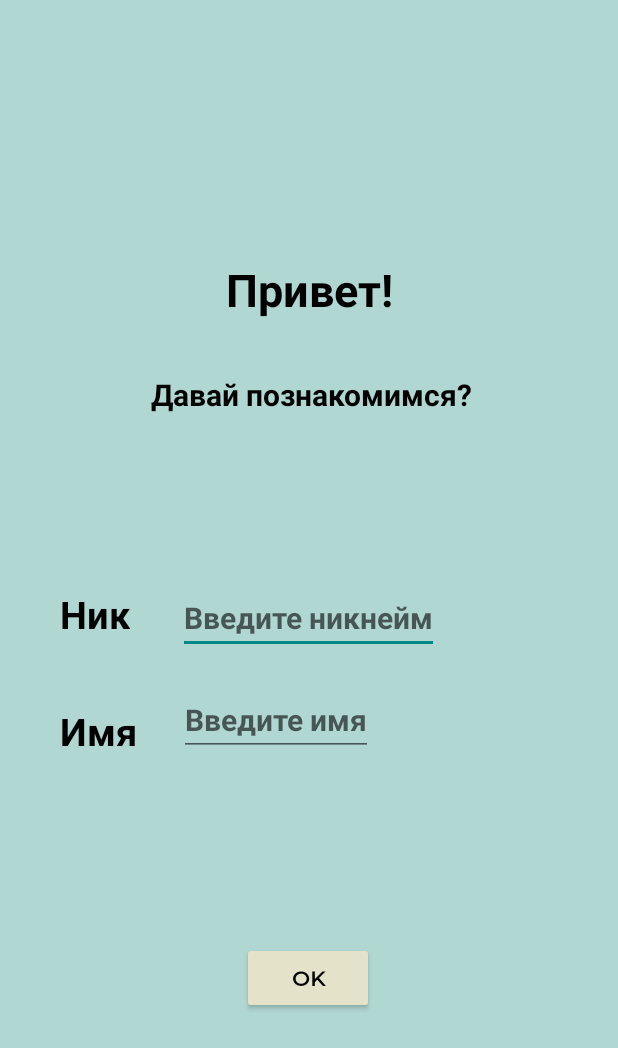
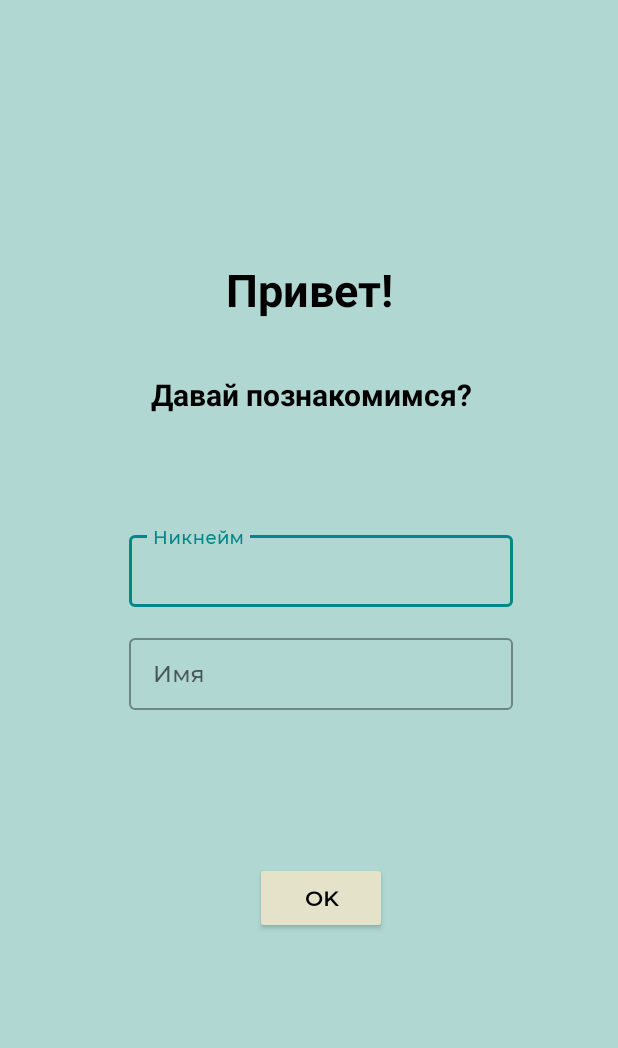
Before and after one commit to Soudagh/KidEng, an Android app: the screen it shows after launch (FirstEntranceActivity), on a phone screen of 412 x 824 dp. Shown: the top 1048 px of the screen. Run offline under Robolectric (Android 15) with nearby library versions, the phone set to English and light mode, and no system bars.

Commit message:
design changes in FirstEntranceActivity

```diff
--- a/app/src/main/java/com/example/kideng/ui/activities/FirstEntranceActivity.java
+++ b/app/src/main/java/com/example/kideng/ui/activities/FirstEntranceActivity.java
@@ -1,20 +1,21 @@
 package com.example.kideng.ui.activities;
 
 import android.content.Intent;
-import android.database.Cursor;
 import android.os.Bundle;
 import android.view.View;
 import android.widget.EditText;
-import android.widget.TextView;
 
 import androidx.appcompat.app.AppCompatActivity;
 
 import com.example.kideng.R;
 import com.example.kideng.db.legacy.ThemeDBHelper;
+import com.google.android.material.textfield.TextInputLayout;
 
 public class FirstEntranceActivity extends AppCompatActivity {
     private EditText mName;
-    private EditText mNickname_et;
+    private EditText mNickName;
+    private TextInputLayout mNickLayout;
+    private TextInputLayout mNameLayout;
 
     @Override
     protected void onCreate(Bundle savedInstanceState) {
@@ -22,12 +23,27 @@ public class FirstEntranceActivity extends AppCompatActivity {
         super.onCreate(savedInstanceState);
 
         mName = findViewById(R.id.userName_et);
-        mNickname_et = findViewById(R.id.userNickName_et);
+        mNickName = findViewById(R.id.userNickName_et);
+        mNickLayout = findViewById(R.id.textInputNickLayout);
+        mNameLayout = findViewById(R.id.textInputNameLayout);
     }
 
     public void confirmClick(View view) {
-        ThemeDBHelper dbHelper = new ThemeDBHelper(getApplicationContext());
-        dbHelper.insertUser(String.valueOf(mNickname_et.getText()),String.valueOf(mName.getText()));
-        startActivity(new Intent(this, MainActivity.class));
+        if (String.valueOf(mName.getText()).equals("") || String.valueOf(mNickName.getText()).equals("")) {
+            if (String.valueOf(mName.getText()).equals("")) {
+                mNameLayout.setErrorEnabled(true);
+                mNameLayout.setError("Обязательное поле!");
+            }
+
+            if (String.valueOf(mNickName.getText()).equals("")) {
+                mNickLayout.setErrorEnabled(true);
+                mNickLayout.setError("Обязательное поле!");
+            }
+        } else {
+            ThemeDBHelper dbHelper = new ThemeDBHelper(getApplicationContext());
+            dbHelper.insertUser(String.valueOf(mNickName.getText()),String.valueOf(mName.getText()));
+            startActivity(new Intent(this, MainActivity.class));
+        }
+
     }
 }
--- a/app/src/main/res/layout/add_activity.xml
+++ b/app/src/main/res/layout/add_activity.xml
@@ -84,11 +84,8 @@
                 style="@style/Widget.MaterialComponents.TextInputLayout.OutlinedBox.Dense"
                 android:layout_width="256dp"
                 android:layout_height="wrap_content"
-                app:errorEnabled="true"
-                app:errorIconDrawable="@drawable/error"
                 android:layout_marginStart="20dp"
                 android:layout_marginTop="10dp"
-                app:helperText="*Обязательно"
                 android:hint="Английский перевод">
 
                 <com.google.android.material.textfield.TextInputEditText
@@ -124,7 +121,6 @@
                 android:layout_height="wrap_content"
                 android:layout_marginStart="20dp"
                 android:layout_marginTop="10dp"
-                app:helperText="*Обязательно"
                 android:hint="Русский перевод">
 
                 <com.google.android.material.textfield.TextInputEditText
--- a/app/src/main/res/layout/firstentrance_activity.xml
+++ b/app/src/main/res/layout/firstentrance_activity.xml
@@ -36,81 +36,64 @@
         android:id="@+id/linear"
         android:layout_width="wrap_content"
         android:layout_height="wrap_content"
-        android:orientation="horizontal"
+        android:orientation="vertical"
         app:layout_constraintBottom_toBottomOf="parent"
+        app:layout_constraintEnd_toEndOf="parent"
         app:layout_constraintStart_toStartOf="parent"
         app:layout_constraintTop_toTopOf="parent">
-        <TextView
-            android:id="@+id/userNickName_tv"
-            style="@style/MyText"
-            android:layout_width="wrap_content"
+
+        <com.google.android.material.textfield.TextInputLayout
+            android:id="@+id/textInputNickLayout"
+            style="@style/Widget.MaterialComponents.TextInputLayout.OutlinedBox.Dense"
+            android:layout_width="match_parent"
             android:layout_height="wrap_content"
-            android:layout_marginStart="40dp"
-            android:text="@string/userNickName_tv"
-            android:textSize="25sp"
-             />
+            android:layout_marginStart="15dp"
+            android:hint="Никнейм">
 
-        <EditText
-            android:id="@+id/userNickName_et"
-            style="@style/MyText"
-            android:layout_width="wrap_content"
+            <com.google.android.material.textfield.TextInputEditText
+                android:id="@+id/userNickName_et"
+                android:layout_width="256dp"
+                android:layout_height="wrap_content"
+                android:fontFamily="@font/montserrat_medium"
+                android:textSize="15sp" />
+        </com.google.android.material.textfield.TextInputLayout>
+
+        <com.google.android.material.textfield.TextInputLayout
+            android:id="@+id/textInputNameLayout"
+            style="@style/Widget.MaterialComponents.TextInputLayout.OutlinedBox.Dense"
+            android:layout_width="match_parent"
             android:layout_height="wrap_content"
-            android:layout_marginStart="32dp"
-            android:hint="Введите никнейм"
-            android:textSize="20sp"
-            app:layout_constraintBottom_toBottomOf="parent"
-            app:layout_constraintStart_toEndOf="@+id/userNickName_tv"
-            app:layout_constraintTop_toTopOf="parent" />
+            android:layout_marginStart="15dp"
+            android:layout_marginTop="15dp"
+            android:hint="Имя">
+
+            <com.google.android.material.textfield.TextInputEditText
+                android:id="@+id/userName_et"
+                android:layout_width="256dp"
+                android:layout_height="wrap_content"
+                android:fontFamily="@font/montserrat_medium"
+                android:textSize="15sp" />
+        </com.google.android.material.textfield.TextInputLayout>
+
     </LinearLayout>
 
-
-    <LinearLayout
-        android:id="@+id/linearLayout"
-        android:layout_width="wrap_content"
-        android:layout_height="wrap_content"
-        android:orientation="horizontal"
-        app:layout_constraintStart_toStartOf="parent"
-        app:layout_constraintTop_toBottomOf="@+id/linear">
-
-        <TextView
-            android:id="@+id/userName_tv"
-            style="@style/MyText"
-            android:layout_width="wrap_content"
-            android:layout_height="wrap_content"
-            android:layout_marginStart="40dp"
-            android:layout_marginTop="30dp"
-            android:text="@string/userName_tv"
-            android:textSize="25sp" />
-
-        <EditText
-            android:id="@+id/userName_et"
-            style="@style/MyText"
-            android:layout_width="wrap_content"
-            android:layout_height="wrap_content"
-            android:layout_marginStart="28dp"
-            android:layout_marginTop="20dp"
-            android:hint="Введите имя"
-            android:textSize="20sp"
-
-            app:layout_constraintStart_toEndOf="@+id/userName_tv"
-            app:layout_constraintTop_toBottomOf="@+id/userNickName_et" />
-    </LinearLayout>
 
     <Button
         android:id="@+id/button"
         android:layout_width="wrap_content"
         android:layout_height="wrap_content"
-        android:layout_marginBottom="148dp"
+        android:layout_marginStart="15dp"
         android:backgroundTint="#E5E2CA"
         android:fontFamily="@font/montserrat_medium"
         android:onClick="confirmClick"
         android:text="@string/dialogBtn_ok"
         android:textColor="@color/black"
         android:textStyle="bold"
+        android:layout_marginBottom="100dp"
         app:layout_constraintBottom_toBottomOf="parent"
         app:layout_constraintEnd_toEndOf="parent"
-        app:layout_constraintHorizontal_bias="0.498"
-        app:layout_constraintStart_toStartOf="parent" />
+        app:layout_constraintStart_toStartOf="parent"
+        app:layout_constraintTop_toBottomOf="@+id/linear" />
 
 
 </androidx.constraintlayout.widget.ConstraintLayout>
```
